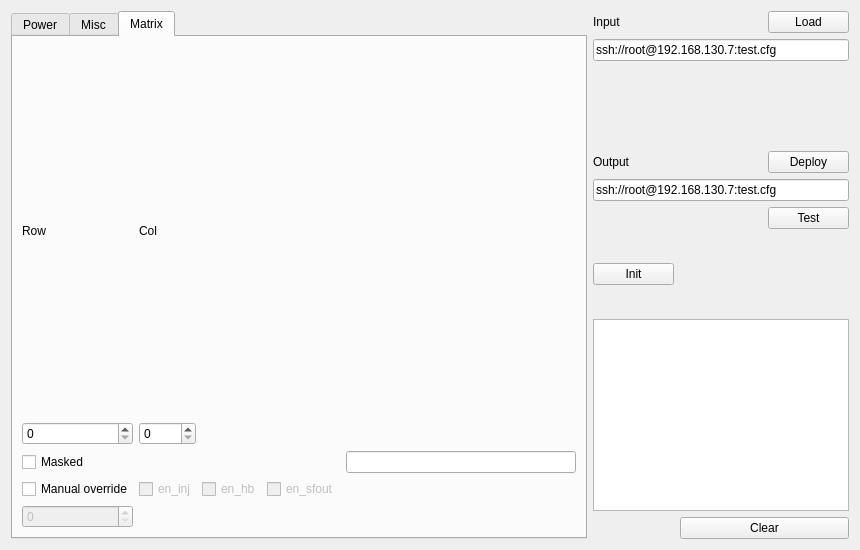
The window that user/mpw3_gui/configcreator.ui (hephy-dd/eudaq-1) describes before a commit, drawn with Qt 5.
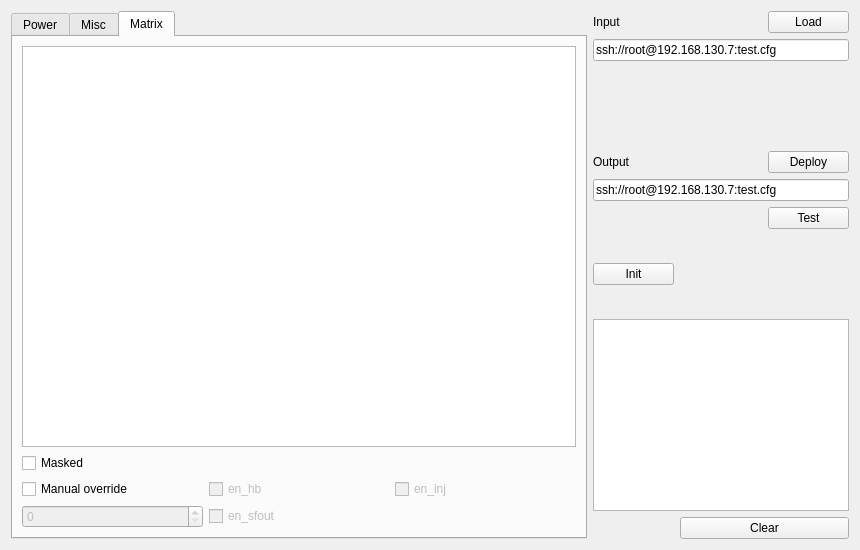
The same window after the commit.

Commit message:
ConfigCreatorView: changed pixel chooser
Previously only 1 pixel at a time was able to be chosen via spinboxes,
now there is a Tableview with the pixel matrix in it

Diff of the .ui file:
```diff
--- a/user/mpw3_gui/configcreator.ui
+++ b/user/mpw3_gui/configcreator.ui
@@ -161,7 +161,36 @@
          <string>Matrix</string>
         </attribute>
         <layout class="QGridLayout" name="gridLayout_8">
+         <item row="0" column="0" colspan="4">
+          <layout class="QGridLayout" name="gridLayout_7">
+           <item row="4" column="0">
+            <widget class="QSpinBox" name="sbTdac">
+             <property name="enabled">
+              <bool>false</bool>
+             </property>
+            </widget>
+           </item>
+           <item row="4" column="1">
+            <widget class="QCheckBox" name="cbSfout">
+             <property name="enabled">
+              <bool>false</bool>
+             </property>
+             <property name="text">
+              <string>en_sfout</string>
+             </property>
+            </widget>
+           </item>
          <item row="3" column="1">
+            <widget class="QCheckBox" name="cbHb">
+             <property name="enabled">
+              <bool>false</bool>
+             </property>
+             <property name="text">
+              <string>en_hb</string>
+             </property>
+            </widget>
+           </item>
+           <item row="3" column="2">
           <widget class="QCheckBox" name="cbInj">
            <property name="enabled">
             <bool>false</bool>
@@ -171,9 +200,6 @@
            </property>
           </widget>
          </item>
-         <item row="1" column="1">
-          <widget class="QSpinBox" name="sbCol"/>
-         </item>
          <item row="2" column="0">
           <widget class="QCheckBox" name="cbMasked">
            <property name="text">
@@ -181,43 +207,6 @@
            </property>
           </widget>
          </item>
-         <item row="1" column="4">
-          <spacer name="horizontalSpacer">
-           <property name="orientation">
-            <enum>Qt::Horizontal</enum>
-           </property>
-           <property name="sizeHint" stdset="0">
-            <size>
-             <width>40</width>
-             <height>20</height>
-            </size>
-           </property>
-          </spacer>
-         </item>
-         <item row="3" column="3">
-          <widget class="QCheckBox" name="cbSfout">
-           <property name="enabled">
-            <bool>false</bool>
-           </property>
-           <property name="text">
-            <string>en_sfout</string>
-           </property>
-          </widget>
-         </item>
-         <item row="0" column="1">
-          <widget class="QLabel" name="label_4">
-           <property name="text">
-            <string>Col</string>
-           </property>
-          </widget>
-         </item>
-         <item row="0" column="0">
-          <widget class="QLabel" name="label_3">
-           <property name="text">
-            <string>Row</string>
-           </property>
-          </widget>
-         </item>
          <item row="3" column="0">
           <widget class="QCheckBox" name="cbManOverride">
            <property name="text">
@@ -225,33 +214,11 @@
            </property>
           </widget>
          </item>
-         <item row="1" column="0">
-          <layout class="QGridLayout" name="gridLayout_7">
-           <item row="0" column="0">
-            <widget class="QSpinBox" name="sbRow"/>
+           <item row="0" column="0" colspan="3">
+            <widget class="QTableView" name="tvMatrix"/>
            </item>
           </layout>
          </item>
-         <item row="3" column="2">
-          <widget class="QCheckBox" name="cbHb">
-           <property name="enabled">
-            <bool>false</bool>
-           </property>
-           <property name="text">
-            <string>en_hb</string>
-           </property>
-          </widget>
-         </item>
-         <item row="4" column="0">
-          <widget class="QSpinBox" name="sbTdac">
-           <property name="enabled">
-            <bool>false</bool>
-           </property>
-          </widget>
-         </item>
-         <item row="2" column="4">
-          <widget class="QLineEdit" name="leMatrixFile"/>
-         </item>
         </layout>
        </widget>
       </widget>
```
Lines whose indentation alone changed are shown as unchanged. The commit also changes 2 other files.
